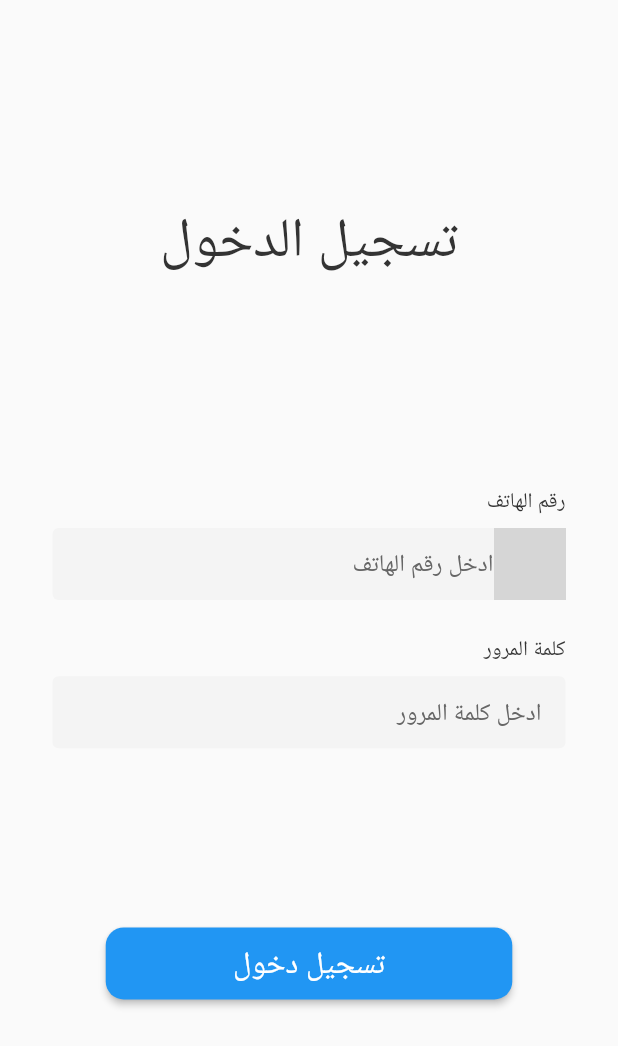
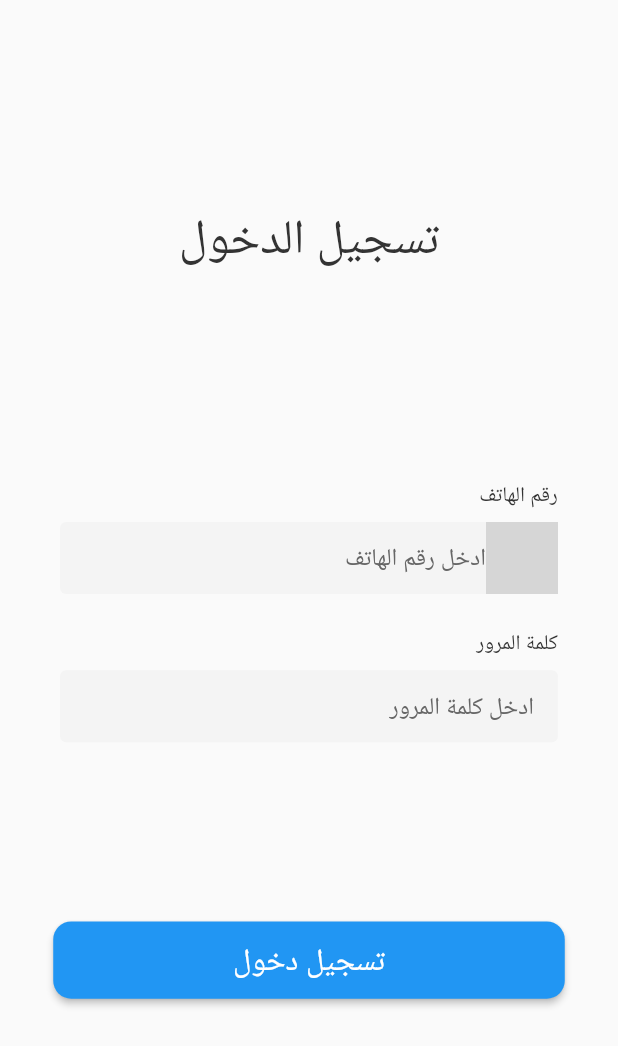
Before and after one commit to elreefy14/swimmer_app, a Flutter app: the SignInScreen screen opened by its route, on a phone screen of 412 x 824 dp. Shown: the top 1046 px of the screen. Run offline on Flutter 3.47's test engine with Material 2 defaults, Android fonts, the phone set to English and light mode, and no system bars; our stand-ins replace bloc, bot_toast, cloud_firestore, conditional_builder_null_safety, device_info_plus, dio and 16 more; missing offline and left inert: dart:ffi, mobile_scanner, qr_code_scanner; accounts and stored records are empty; Roboto replaces fonts that are missing (IBM Plex Sans Arabic, Montserrat-Arabic); grey boxes are pictures that could not be loaded.

Commit message:
login error

```diff
--- a/lib/home/presenation/home_lauout.dart
+++ b/lib/home/presenation/home_lauout.dart
@@ -737,6 +737,8 @@ class QrScreen extends StatelessWidget {
 
   @override
   Widget build(BuildContext context) {
+    GlobalKey qrKey = GlobalKey();
+    QRViewController qrController;
     return Builder(
       builder: (context) {
         QrCubit.get(context).qrCodeScanned =false;
--- a/lib/main.dart
+++ b/lib/main.dart
@@ -57,7 +57,7 @@ Future<void> main() async {
   );
   //if frebase login is null
   //late String mainRoute;
-  if (FirebaseAuth.instance.currentUser == null) {
+  if (FirebaseAuth.instance.currentUser != null) {
     mainRoute = AppRoutes.welcome;
   } else {
     mainRoute = AppRoutes.home;
--- a/lib/registeration/presenation/login_screen.dart
+++ b/lib/registeration/presenation/login_screen.dart
@@ -8,33 +8,38 @@ import 'package:swimmer_app/registeration/presenation/widget/widget.dart';
 
 import '../../core/constants/routes_manager.dart';
 
+
 class SignInScreen extends StatelessWidget {
 
-  static final _formKey = GlobalKey<FormState>();
+  final _formKey = GlobalKey<FormState>();
   final phoneController = TextEditingController();
   final passwordController = TextEditingController();
+
 
   @override
   Widget build(BuildContext context) {
     return Scaffold(
-      resizeToAvoidBottomInset: true,
-      body: Form(
+      resizeToAvoidBottomInset: false,
+      body: SingleChildScrollView(
+        scrollDirection: Axis.vertical,
+        physics: NeverScrollableScrollPhysics(),
+        child: Form(
           key: _formKey,
           child: Directionality(
             textDirection: TextDirection.rtl,
-          child: SingleChildScrollView(
-            physics: BouncingScrollPhysics(),
-
             child: Column(
               crossAxisAlignment: CrossAxisAlignment.stretch,
               children: [
                 SizedBox(height: 45.0.h),
+
                 Padding(
-              padding: EdgeInsets.only(
+                  padding:  EdgeInsets.only(
                     top: 82.0.h,
+                    // horizontal: 145.w,
                   ),
                   child: Center(
                     child: Container(
+
                       alignment: Alignment.center,
                       child: Text(
                         'تسجيل الدخول',
@@ -42,7 +47,7 @@ class SignInScreen extends StatelessWidget {
                           fontFamily: 'Montserrat-Arabic',
                           fontStyle: FontStyle.normal,
                           fontWeight: FontWeight.w400,
-                      fontSize: 32.sp,
+                          fontSize: 32,
                           height: 26 / 32,
                           color: Color(0xFF333333),
                         ),
@@ -53,53 +58,44 @@ class SignInScreen extends StatelessWidget {
                 ),
                 SizedBox(height: 120.0.h),
                 Padding(
-              padding: EdgeInsets.symmetric(horizontal: 35.0),
-              child: ListView(
-                shrinkWrap: true,
-                physics: NeverScrollableScrollPhysics(),
-                children: [
-                  BuildTextFormField(
-                      'رقم الهاتف',
-                      phoneController,
-                      TextInputType.phone,
-                      'ادخل رقم الهاتف',
-                          (value) {
+                  padding: EdgeInsets.symmetric(horizontal: 35.0.w),
+                  child: BuildTextFormField('رقم الهاتف', phoneController, TextInputType.phone,'ادخل رقم الهاتف', (value) {
                     if (value!.isEmpty) {
                       return 'الرجاء ادخال رقم الهاتف';
                     }
                     return null;
-                      },
-                      'assets/images/Call.png',
-                      null
+                  },'assets/images/Call.png',null),
                 ),
                 SizedBox(height: 20.0.h),
-                  BuildTextFormField(
-                      'كلمة المرور',
-                      passwordController,
-                      TextInputType.text,
-                      'ادخل كلمة المرور',
-                          (value) {
+                Padding(
+                  padding: EdgeInsets.symmetric(horizontal: 35.0.w),
+                  child: BuildTextFormField('كلمة المرور', passwordController,TextInputType.text, 'ادخل كلمة المرور', (value) {
                     if (value!.isEmpty) {
                       return 'الرجاء ادخال كلمة المرور';
-                        } else if (value.length < 6) {
+                    }
+                    else if (value.length < 6) {
                       return 'يجب ادخال كلمة مرور اكثر من ٦ أحرف او ارقام';
                     }
                     return null;
-                      },
-                      null,
-                      null
+                  }, null, null
+                  ),
+
+
+
                 ),
                 SizedBox(height: 20.0.h),
                 BlocConsumer<LoginCubit, LoginState>(
                   listener: (context, state) {
+
                     if (state is LoginSuccessState) {
+
                       Navigator.pushNamed(context, AppRoutes.home);
-                      } else if (state is LoginErrorState) {
+                    }else if (state is LoginErrorState) {
                       showToast(
                         msg: state.error,
                         state: ToastStates.ERROR,
                       );
-                      } else if (state is LoginLoadingState) {
+                    }else if (state is LoginLoadingState) {
                       showToast(
                         msg: 'جاري تسجيل الدخول',
                         state: ToastStates.WARNING,
@@ -112,9 +108,9 @@ class SignInScreen extends StatelessWidget {
                       builder: (context) {
                         return Padding(
                           padding: EdgeInsets.only(
-                                left: 31.0.w,
-                                right: 31.0.w,
-                                top: 80.0.h,
+                              left: 31.w,
+                              right: 31.w,
+                              top: 80.h
                           ),
                           child: ElevatedButton(
                             onPressed: () {
@@ -132,23 +128,25 @@ class SignInScreen extends StatelessWidget {
                                 fontStyle: FontStyle.normal,
                                 fontWeight: FontWeight.w400,
                                 fontSize: 18.sp,
-                                  height: 26.h / 18.h,
+                                height: 26 / 18,
                                 color: Color(0xFFFFFFFF),
                               ),
                               textAlign: TextAlign.center,
                             ),
                             style: ElevatedButton.styleFrom(
                               primary: Color(0xFF2196F3), // Background color
-                                padding: EdgeInsets.symmetric(horizontal: 16, vertical: 9),
+                              padding: EdgeInsets.symmetric(horizontal: 16.w, vertical: 9.h),
                               shape: RoundedRectangleBorder(
                                 borderRadius: BorderRadius.circular(12),
                               ),
                               textStyle: TextStyle(
-                                  fontSize: 18.sp // Adjust the font size if needed
+                                fontSize: 18.sp, // Adjust the font size if needed
                               ),
                             ),
                           ),
+
                         );
+
                       },
                       fallback: (context) {
                         return Center(
@@ -162,11 +160,8 @@ class SignInScreen extends StatelessWidget {
               ],
             ),
           ),
-            ],
         ),
       ),
-      ),
-      ),
+
     );
-  }
-}
+  }}
--- a/lib/registeration/presenation/widget/component.dart
+++ b/lib/registeration/presenation/widget/component.dart
@@ -26,8 +26,8 @@ Widget BuildTextFormField(
   ),
   SizedBox(height: 8),
   TextFormField(
-    scrollPadding: //50 from bottom of screen
-    EdgeInsets.only(bottom: 50.h),
+  //  scrollPadding: //50 from bottom of screen
+ //   EdgeInsets.only(bottom: 50.h),
   controller: controller,
   keyboardType: input,
   obscureText: labelText == 'كلمة المرور' ? true : false,
```
Lines whose indentation alone changed are shown as unchanged.
